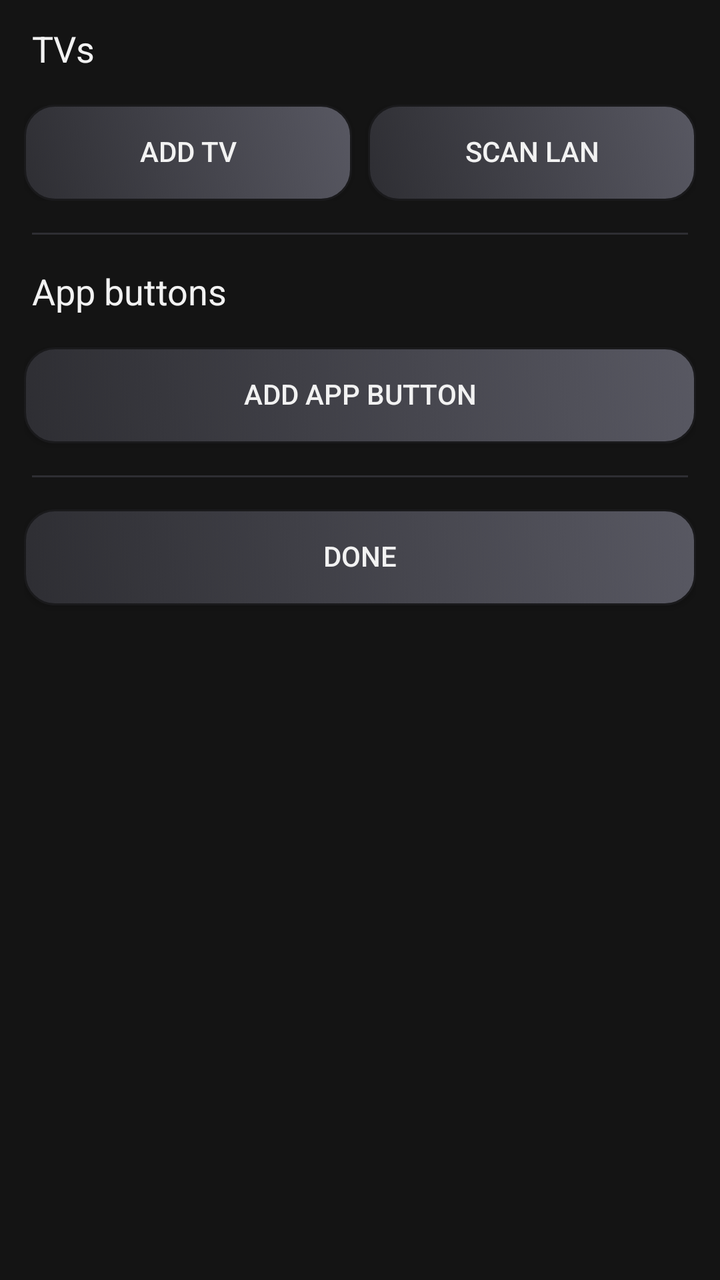
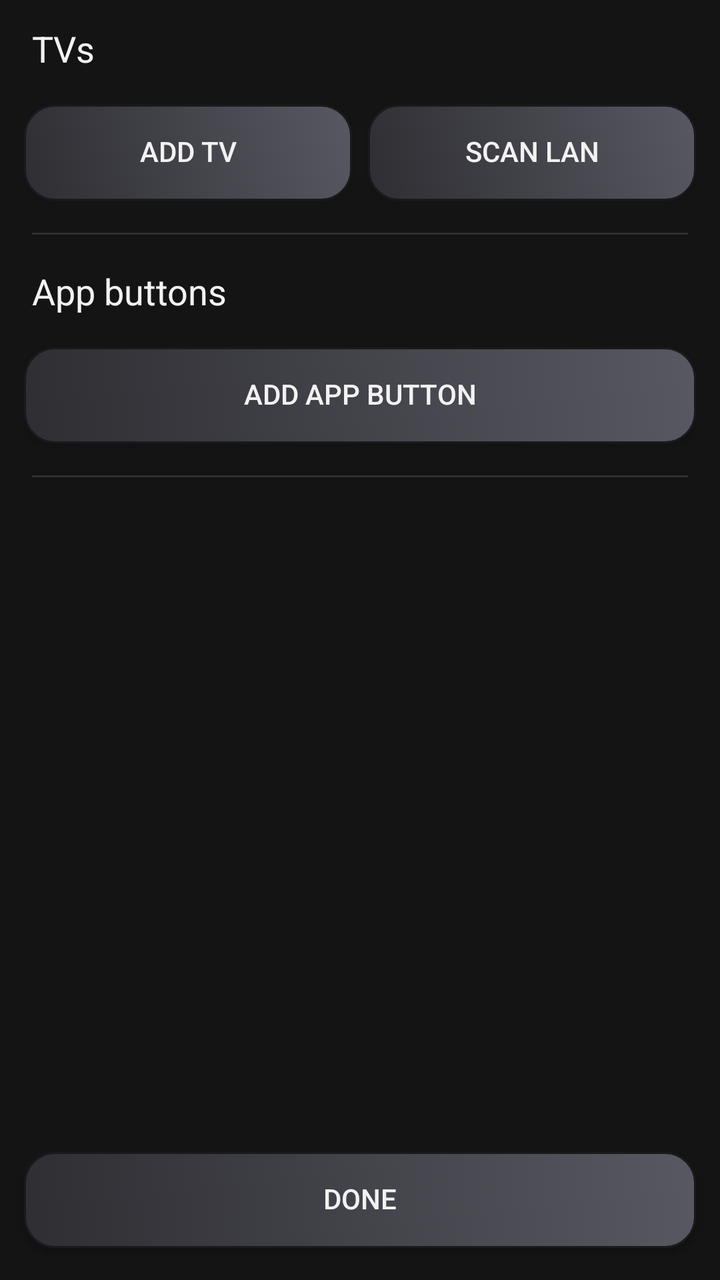

Before-and-after screenshots of an Android layout around one commit, followed by the original layout XML and the change that was made.
<!-- AndroidManifest.xml: application theme Theme.GrafRemote -->
<!-- res/layout/activity_settings.xml -->
<?xml version="1.0" encoding="utf-8"?>
<ScrollView xmlns:android="http://schemas.android.com/apk/res/android"
    android:layout_width="match_parent"
    android:layout_height="match_parent">

    <LinearLayout
        android:layout_width="match_parent"
        android:layout_height="wrap_content"
        android:orientation="vertical"
        android:padding="12dp">

        <TextView
            android:layout_width="match_parent"
            android:layout_height="wrap_content"
            android:layout_marginStart="4dp"
            android:layout_marginBottom="8dp"
            android:text="TVs"
            android:textColor="#f2f2f2"
            android:textSize="18sp" />

        <LinearLayout
            android:id="@+id/tvList"
            android:layout_width="match_parent"
            android:layout_height="wrap_content"
            android:orientation="vertical" />

        <LinearLayout
            android:layout_width="match_parent"
            android:layout_height="wrap_content"
            android:layout_marginTop="8dp"
            android:layout_marginBottom="16dp"
            android:orientation="horizontal">

            <Button
                android:id="@+id/btnAddTv"
                android:layout_width="0dp"
                android:layout_height="wrap_content"
                android:layout_marginEnd="4dp"
                android:layout_weight="1"
                android:background="@drawable/btn_face_selector"
                android:elevation="1dp"
                android:gravity="center"
                android:includeFontPadding="false"
                android:minWidth="0dp"
                android:minHeight="48dp"
                android:text="Add TV"
                android:textColor="#f2f2f2" />

            <Button
                android:id="@+id/btnScan"
                android:layout_width="0dp"
                android:layout_height="wrap_content"
                android:layout_marginStart="4dp"
                android:layout_weight="1"
                android:background="@drawable/btn_face_selector"
                android:elevation="1dp"
                android:gravity="center"
                android:includeFontPadding="false"
                android:minWidth="0dp"
                android:minHeight="48dp"
                android:text="Scan LAN"
                android:textColor="#f2f2f2" />
        </LinearLayout>

        <View
            android:layout_width="match_parent"
            android:layout_height="1dp"
            android:layout_marginStart="4dp"
            android:layout_marginEnd="4dp"
            android:layout_marginBottom="16dp"
            android:background="#2E2E33" />

        <TextView
            android:layout_width="match_parent"
            android:layout_height="wrap_content"
            android:layout_marginStart="4dp"
            android:layout_marginBottom="8dp"
            android:text="App buttons"
            android:textColor="#f2f2f2"
            android:textSize="18sp" />

        <LinearLayout
            android:id="@+id/appList"
            android:layout_width="match_parent"
            android:layout_height="wrap_content"
            android:orientation="vertical" />

        <Button
            android:id="@+id/btnAddApp"
            android:layout_width="match_parent"
            android:layout_height="wrap_content"
            android:layout_marginTop="8dp"
            android:background="@drawable/btn_face_selector"
            android:elevation="1dp"
            android:gravity="center"
            android:includeFontPadding="false"
            android:minWidth="0dp"
            android:minHeight="48dp"
            android:text="Add app button"
            android:textColor="#f2f2f2" />

        <View
            android:layout_width="match_parent"
            android:layout_height="1dp"
            android:layout_marginStart="4dp"
            android:layout_marginTop="16dp"
            android:layout_marginEnd="4dp"
            android:layout_marginBottom="16dp"
            android:background="#2E2E33" />

        <Button
            android:id="@+id/btnDone"
            android:layout_width="match_parent"
            android:layout_height="wrap_content"
            android:layout_marginBottom="16dp"
            android:background="@drawable/btn_face_selector"
            android:elevation="1dp"
            android:gravity="center"
            android:includeFontPadding="false"
            android:minWidth="0dp"
            android:minHeight="48dp"
            android:text="Done"
            android:textColor="#f2f2f2" />
    </LinearLayout>
</ScrollView>
<!-- resources referenced by this layout -->
<resources>
  <!-- drawable btn_face_selector (drawable) -->
  <?xml version="1.0" encoding="utf-8"?>
  <selector xmlns:android="http://schemas.android.com/apk/res/android">
      <item android:drawable="@drawable/btn_face_pressed" android:state_pressed="true" />
      <item android:drawable="@drawable/btn_face" />
  </selector>
  <style name="Theme.GrafRemote" parent="android:Theme.Material.NoActionBar">
          <item name="android:windowBackground">#141414</item>
          <item name="android:textColor">#f2f2f2</item>
          <item name="android:colorAccent">#4da3ff</item>
      </style>
  <!-- drawable btn_face_pressed (drawable) -->
  <?xml version="1.0" encoding="utf-8"?>
  <shape xmlns:android="http://schemas.android.com/apk/res/android"
      android:shape="rectangle">
      <gradient
          android:angle="45"
          android:startColor="#222226"
          android:endColor="#3D3D45" />
      <corners android:radius="15dp" />
      <stroke
          android:width="1dp"
          android:color="#101012" />
  </shape>
  <!-- drawable btn_face (drawable) -->
  <?xml version="1.0" encoding="utf-8"?>
  <shape xmlns:android="http://schemas.android.com/apk/res/android"
      android:shape="rectangle">
      <gradient
          android:angle="45"
          android:startColor="#2E2E33"
          android:endColor="#585862" />
      <corners android:radius="15dp" />
      <stroke
          android:width="1dp"
          android:color="#1A1A1C" />
  </shape>
</resources>

<!-- the commit's change to res/layout/activity_settings.xml (unified diff, before → after) -->
@@ -1,125 +1,134 @@
 <?xml version="1.0" encoding="utf-8"?>
-<ScrollView xmlns:android="http://schemas.android.com/apk/res/android"
+<LinearLayout xmlns:android="http://schemas.android.com/apk/res/android"
     android:layout_width="match_parent"
-    android:layout_height="match_parent">
+    android:layout_height="match_parent"
+    android:orientation="vertical">
 
-    <LinearLayout
+    <ScrollView
         android:layout_width="match_parent"
-        android:layout_height="wrap_content"
-        android:orientation="vertical"
-        android:padding="12dp">
-
-        <TextView
-            android:layout_width="match_parent"
-            android:layout_height="wrap_content"
-            android:layout_marginStart="4dp"
-            android:layout_marginBottom="8dp"
-            android:text="TVs"
-            android:textColor="#f2f2f2"
-            android:textSize="18sp" />
-
-        <LinearLayout
-            android:id="@+id/tvList"
-            android:layout_width="match_parent"
-            android:layout_height="wrap_content"
-            android:orientation="vertical" />
+        android:layout_height="0dp"
+        android:layout_weight="1">
 
         <LinearLayout
             android:layout_width="match_parent"
             android:layout_height="wrap_content"
-            android:layout_marginTop="8dp"
-            android:layout_marginBottom="16dp"
-            android:orientation="horizontal">
+            android:orientation="vertical"
+            android:padding="12dp">
+
+            <TextView
+                android:layout_width="match_parent"
+                android:layout_height="wrap_content"
+                android:layout_marginStart="4dp"
+                android:layout_marginBottom="8dp"
+                android:text="TVs"
+                android:textColor="#f2f2f2"
+                android:textSize="18sp" />
+
+            <LinearLayout
+                android:id="@+id/tvList"
+                android:layout_width="match_parent"
+                android:layout_height="wrap_content"
+                android:orientation="vertical" />
+
+            <LinearLayout
+                android:layout_width="match_parent"
+                android:layout_height="wrap_content"
+                android:layout_marginTop="8dp"
+                android:layout_marginBottom="16dp"
+                android:orientation="horizontal">
+
+                <Button
+                    android:id="@+id/btnAddTv"
+                    android:layout_width="0dp"
+                    android:layout_height="wrap_content"
+                    android:layout_marginEnd="4dp"
+                    android:layout_weight="1"
+                    android:background="@drawable/btn_face_selector"
+                    android:elevation="1dp"
+                    android:gravity="center"
+                    android:includeFontPadding="false"
+                    android:minWidth="0dp"
+                    android:minHeight="48dp"
+                    android:text="Add TV"
+                    android:textColor="#f2f2f2" />
+
+                <Button
+                    android:id="@+id/btnScan"
+                    android:layout_width="0dp"
+                    android:layout_height="wrap_content"
+                    android:layout_marginStart="4dp"
+                    android:layout_weight="1"
+                    android:background="@drawable/btn_face_selector"
+                    android:elevation="1dp"
+                    android:gravity="center"
+                    android:includeFontPadding="false"
+                    android:minWidth="0dp"
+                    android:minHeight="48dp"
+                    android:text="Scan LAN"
+                    android:textColor="#f2f2f2" />
+            </LinearLayout>
+
+            <View
+                android:layout_width="match_parent"
+                android:layout_height="1dp"
+                android:layout_marginStart="4dp"
+                android:layout_marginEnd="4dp"
+                android:layout_marginBottom="16dp"
+                android:background="#2E2E33" />
+
+            <TextView
+                android:layout_width="match_parent"
+                android:layout_height="wrap_content"
+                android:layout_marginStart="4dp"
+                android:layout_marginBottom="8dp"
+                android:text="App buttons"
+                android:textColor="#f2f2f2"
+                android:textSize="18sp" />
+
+            <LinearLayout
+                android:id="@+id/appList"
+                android:layout_width="match_parent"
+                android:layout_height="wrap_content"
+                android:orientation="vertical" />
 
             <Button
-                android:id="@+id/btnAddTv"
-                android:layout_width="0dp"
+                android:id="@+id/btnAddApp"
+                android:layout_width="match_parent"
                 android:layout_height="wrap_content"
-                android:layout_marginEnd="4dp"
-                android:layout_weight="1"
+                android:layout_marginTop="8dp"
+                android:layout_marginBottom="16dp"
                 android:background="@drawable/btn_face_selector"
                 android:elevation="1dp"
                 android:gravity="center"
                 android:includeFontPadding="false"
                 android:minWidth="0dp"
                 android:minHeight="48dp"
-                android:text="Add TV"
+                android:text="Add app button"
                 android:textColor="#f2f2f2" />
 
-            <Button
-                android:id="@+id/btnScan"
-                android:layout_width="0dp"
-                android:layout_height="wrap_content"
+            <View
+                android:layout_width="match_parent"
+                android:layout_height="1dp"
                 android:layout_marginStart="4dp"
-                android:layout_weight="1"
-                android:background="@drawable/btn_face_selector"
-                android:elevation="1dp"
-                android:gravity="center"
-                android:includeFontPadding="false"
-                android:minWidth="0dp"
-                android:minHeight="48dp"
-                android:text="Scan LAN"
-                android:textColor="#f2f2f2" />
+                android:layout_marginEnd="4dp"
+                android:layout_marginBottom="16dp"
+                android:background="#2E2E33" />
         </LinearLayout>
+    </ScrollView>
 
-        <View
-            android:layout_width="match_parent"
-            android:layout_height="1dp"
-            android:layout_marginStart="4dp"
-            android:layout_marginEnd="4dp"
-            android:layout_marginBottom="16dp"
-            android:background="#2E2E33" />
-
-        <TextView
-            android:layout_width="match_parent"
-            android:layout_height="wrap_content"
-            android:layout_marginStart="4dp"
-            android:layout_marginBottom="8dp"
-            android:text="App buttons"
-            android:textColor="#f2f2f2"
-            android:textSize="18sp" />
-
-        <LinearLayout
-            android:id="@+id/appList"
-            android:layout_width="match_parent"
-            android:layout_height="wrap_content"
-            android:orientation="vertical" />
-
-        <Button
-            android:id="@+id/btnAddApp"
-            android:layout_width="match_parent"
-            android:layout_height="wrap_content"
-            android:layout_marginTop="8dp"
-            android:background="@drawable/btn_face_selector"
-            android:elevation="1dp"
-            android:gravity="center"
-            android:includeFontPadding="false"
-            android:minWidth="0dp"
-            android:minHeight="48dp"
-            android:text="Add app button"
-            android:textColor="#f2f2f2" />
-
-        <View
-            android:layout_width="match_parent"
-            android:layout_height="1dp"
-            android:layout_marginStart="4dp"
-            android:layout_marginTop="16dp"
-            android:layout_marginEnd="4dp"
-            android:layout_marginBottom="16dp"
-            android:background="#2E2E33" />
-
-        <Button
-            android:id="@+id/btnDone"
-            android:layout_width="match_parent"
-            android:layout_height="wrap_content"
-            android:layout_marginBottom="16dp"
-            android:background="@drawable/btn_face_selector"
-            android:elevation="1dp"
-            android:gravity="center"
-            android:includeFontPadding="false"
-            android:minWidth="0dp"
-            android:minHeight="48dp"
-            android:text="Done"
-            android:textColor="#f2f2f2" />
-    </LinearLayout>
-</ScrollView>
+    <Button
+        android:id="@+id/btnDone"
+        android:layout_width="match_parent"
+        android:layout_height="wrap_content"
+        android:layout_marginStart="12dp"
+        android:layout_marginEnd="12dp"
+        android:layout_marginBottom="16dp"
+        android:background="@drawable/btn_face_selector"
+        android:elevation="1dp"
+        android:gravity="center"
+        android:includeFontPadding="false"
+        android:minWidth="0dp"
+        android:minHeight="48dp"
+        android:text="Done"
+        android:textColor="#f2f2f2" />
+</LinearLayout>
